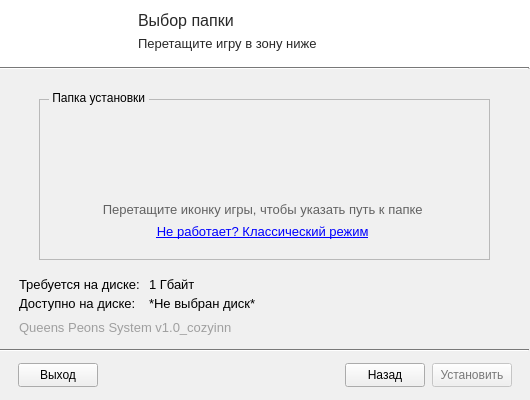
Cozy-Inn/GUI-PatcherDelta.py, file form.ui: the form before one commit.
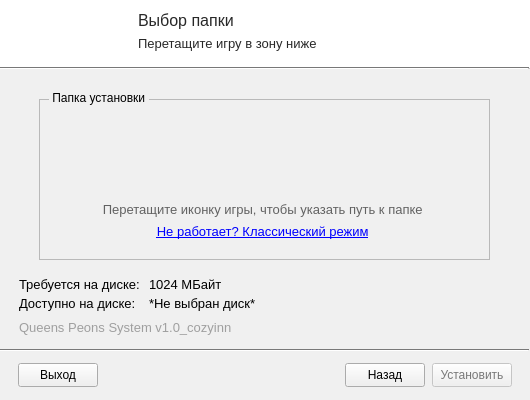
The form after the commit. The open tabs and pages were chosen to show the change. Icons and pictures are not drawn.

Patch:
```diff
--- a/form.ui
+++ b/form.ui
@@ -1507,7 +1507,7 @@
        </font>
       </property>
       <property name="text">
-       <string>1 Гбайт</string>
+       <string>1024 МБайт</string>
       </property>
      </widget>
      <widget class="QLabel" name="space_available_drop">
```
